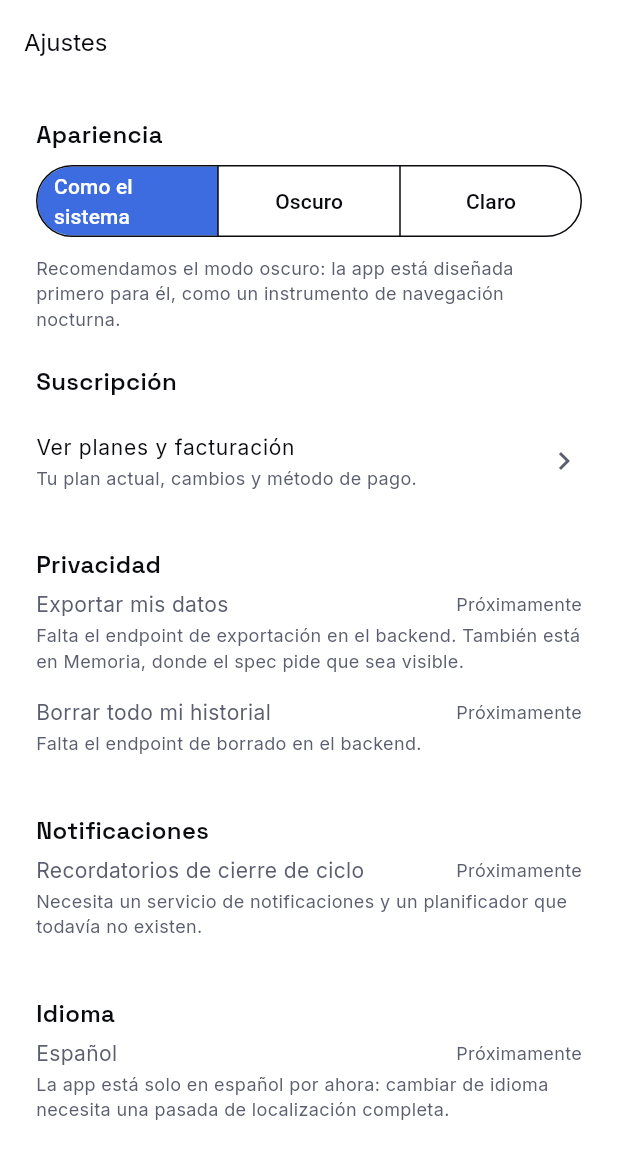
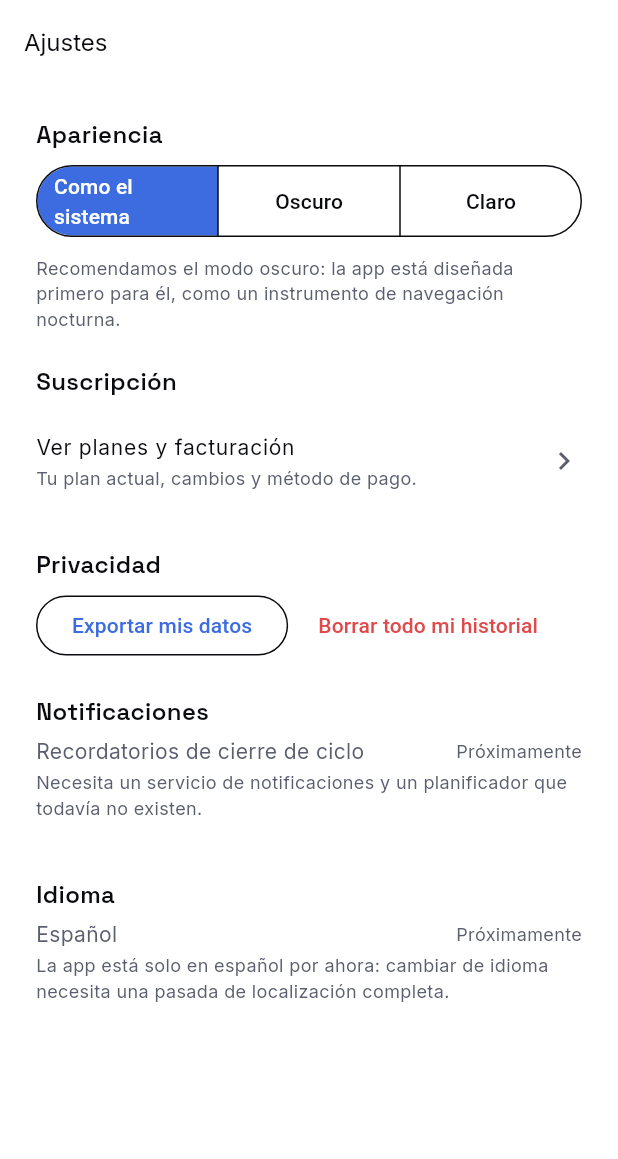
Before and after one commit to nicolasjacome2010/Clau-, a Flutter app: the SettingsScreen screen opened by its route, on a phone screen of 412 x 824 dp. Shown: the top 1159 px of the screen. Run offline on Flutter 3.47's test engine with Material 3 defaults, Android fonts, the phone set to English and light mode, and no system bars; our stand-ins replace dio, flutter_riverpod, go_router, google_fonts, share_plus, shared_preferences and 1 more; accounts and stored records are empty.

Commit message:
feat(app): los dos derechos GDPR, reales
Conecta Memoria y Ajustes a `GET /v1/privacy/export` y
`DELETE /v1/privacy/data`. Los cuatro botones que decían "próximamente"
ahora hacen lo que dicen.

- **Un solo widget en dos lugares, a propósito.** El spec pide que estén
  visibles en Memoria (no escondidos en un submenú) y la gente los busca en
  Ajustes; son los mismos dos derechos, así que ambas pantallas montan
  `PrivacyActions`.
- **La exportación sale por el share sheet del sistema con el JSON adjunto
  como archivo**, no como texto en un mensaje: "formato portable" en el
  sentido que el derecho realmente significa — el usuario se lleva un
  `.json` que puede guardar, releer y darle a otra herramienta.
- **El documento no se re-parsea a tipos del cliente.** Se re-serializa
  indentado porque alguien lo va a leer, pero la app no debe descartar
  campos que todavía no modela: es la copia de los registros del usuario,
  no una vista de producto. Hay un test que fija exactamente eso.
- **El borrado pregunta primero y dice qué se va.** "Se eliminarán tus
  datos" es cierto y no informa nada; el diálogo nombra decisiones,
  simulaciones, lo aprendido y objetivos, y aclara que no hay vuelta atrás.
- **Al confirmar se cierra la sesión.** No es cortesía: el token sigue
  siendo válido para un usuario cuyas filas ya no existen, así que quedarse
  dentro dejaría cada pantalla fallando sin explicación posible. Para eso
  `AuthRepository` gana `signOut()` — ahora tiene un llamador real.
- El 409 del backend se traduce a "cancelá tu suscripción primero, así
  Stripe deja de cobrarte", con el camino a seguir.

Tests: 178 en verde (14 nuevos). `flutter analyze` limpio, `dart format`
sin cambios.

Co-Authored-By: Claude Opus 5 <noreply@anthropic.com>
Claude-Session: https://claude.ai/code/session_01P23sE3QfMUv9DsA46oEH9u

```diff
--- a/app/lib/features/auth/data/local_stub_auth_repository.dart
+++ b/app/lib/features/auth/data/local_stub_auth_repository.dart
@@ -21,6 +21,9 @@ class LocalStubAuthRepository implements AuthRepository {
     await Future<void>.delayed(const Duration(milliseconds: 150));
   }
 
+  @override
+  Future<void> signOut() async {}
+
   /// Never a fabricated token: an unauthenticated request that gets a
   /// truthful 401 is better than one carrying a token no server accepts.
   @override
--- a/app/lib/features/auth/data/supabase_auth_repository.dart
+++ b/app/lib/features/auth/data/supabase_auth_repository.dart
@@ -38,6 +38,9 @@ class SupabaseAuthRepository implements AuthRepository {
   }
 
   @override
+  Future<void> signOut() => _client.auth.signOut();
+
+  @override
   String? get currentAccessToken => _client.auth.currentSession?.accessToken;
 
   @override
--- a/app/lib/features/auth/domain/auth_repository.dart
+++ b/app/lib/features/auth/domain/auth_repository.dart
@@ -20,6 +20,11 @@ abstract class AuthRepository {
   /// anyone else (`GetOrCreateUserUseCase`).
   Future<void> continueAnonymously();
 
+  /// Ends the session. Called after an erasure: keeping a token for a
+  /// user whose rows are gone would leave every screen 404-ing with no
+  /// explanation.
+  Future<void> signOut();
+
   /// The current access token, or `null` when there is no session.
   ///
   /// Synchronous because the Dio interceptor needs it on every request; the
--- /dev/null
+++ b/app/lib/features/privacy/presentation/widgets/privacy_actions.dart
@@ -0,0 +1,114 @@
+import 'package:flutter/material.dart';
+import 'package:flutter_riverpod/flutter_riverpod.dart';
+
+import '../../../../design_system/var_palette.dart';
+import '../../../../design_system/var_spacing.dart';
+import '../../../../design_system/var_typography.dart';
+import '../controllers/privacy_controller.dart';
+
+/// The two GDPR actions, shared by Memoria (Pantalla 12) and Ajustes
+/// (Pantalla 15).
+///
+/// One widget rather than two copies because they are the same two rights:
+/// the spec puts them in Memoria so they're visible rather than buried in
+/// a submenu, and in Ajustes because that is where people look for them.
+class PrivacyActions extends ConsumerWidget {
+  const PrivacyActions({super.key});
+
+  Future<void> _confirmErase(BuildContext context, WidgetRef ref) async {
+    final confirmed = await showDialog<bool>(
+      context: context,
+      builder: (dialogContext) => AlertDialog(
+        title: const Text('¿Borrar todo?'),
+        // Names what goes, in the user's terms. "Se eliminarán tus datos"
+        // is technically true and tells them nothing.
+        content: const Text(
+          'Se borran tus decisiones, sus simulaciones, lo que el sistema '
+          'aprendió sobre vos y tus objetivos. No hay forma de recuperarlo.',
+        ),
+        actions: [
+          TextButton(
+            onPressed: () => Navigator.of(dialogContext).pop(false),
+            child: const Text('Cancelar'),
+          ),
+          TextButton(
+            onPressed: () => Navigator.of(dialogContext).pop(true),
+            child: const Text('Borrar todo'),
+          ),
+        ],
+      ),
+    );
+
+    if (confirmed ?? false) {
+      await ref.read(privacyControllerProvider.notifier).eraseMyData();
+    }
+  }
+
+  @override
+  Widget build(BuildContext context, WidgetRef ref) {
+    final state = ref.watch(privacyControllerProvider);
+
+    return Column(
+      crossAxisAlignment: CrossAxisAlignment.start,
+      children: [
+        // Wrap, not Row: two Spanish labels of this length don't fit side
+        // by side on a narrow phone, and a second line beats a clipped
+        // button.
+        Wrap(
+          spacing: VarSpacing.sm,
+          runSpacing: VarSpacing.xs,
+          children: [
+            OutlinedButton(
+              onPressed: state.isBusy
+                  ? null
+                  : () => ref
+                        .read(privacyControllerProvider.notifier)
+                        .exportMyData(),
+              child: const Text('Exportar mis datos'),
+            ),
+            TextButton(
+              onPressed: state.isBusy
+                  ? null
+                  : () => _confirmErase(context, ref),
+              style: TextButton.styleFrom(
+                foregroundColor: context.varColors.signalLow,
+              ),
+              child: const Text('Borrar todo mi historial'),
+            ),
+          ],
+        ),
+        if (state.isBusy) ...[
+          const SizedBox(height: VarSpacing.sm),
+          Row(
+            children: [
+              const SizedBox(
+                width: 16,
+                height: 16,
+                child: CircularProgressIndicator(strokeWidth: 2),
+              ),
+              const SizedBox(width: VarSpacing.sm),
+              Text(
+                state.inFlight == 'export'
+                    ? 'Preparando tu copia…'
+                    : 'Borrando…',
+                style: VarTypography.body(12, context.varColors.textSecondary),
+              ),
+            ],
+          ),
+        ],
+        if (state.message != null) ...[
+          const SizedBox(height: VarSpacing.sm),
+          Text(
+            state.message!,
+            style: VarTypography.body(
+              12,
+              state.isError
+                  ? context.varColors.signalLow
+                  : context.varColors.textSecondary,
+            ),
+          ),
+        ],
+      ],
+    );
+  }
+}
--- a/app/lib/features/settings/presentation/screens/settings_screen.dart
+++ b/app/lib/features/settings/presentation/screens/settings_screen.dart
@@ -6,18 +6,17 @@ import '../../../../core/routing/app_routes.dart';
 import '../../../../design_system/var_palette.dart';
 import '../../../../design_system/var_spacing.dart';
 import '../../../../design_system/var_typography.dart';
+import '../../../privacy/presentation/widgets/privacy_actions.dart';
 import '../controllers/settings_controller.dart';
 
 /// Pantalla 15 — Ajustes (docs/UX_DESIGN.md).
 ///
-/// The spec lists four sections. Only appearance is actually wired, and the
-/// other three say why rather than pretending: privacy needs data
-/// export/delete endpoints the Core API doesn't have, close-the-loop
-/// reminders need a notification service and a scheduler that don't exist,
-/// and the language switch needs a localization pass this app hasn't had
-/// (every string is Spanish, in source). Listing them as "próximamente" is
-/// the honest shape of a settings screen mid-build — a switch that toggles
-/// nothing would be worse than an absence.
+/// Appearance and privacy are wired for real. The remaining two say why
+/// they aren't rather than pretending: close-the-loop reminders need a
+/// notification service and a scheduler that don't exist, and the language
+/// switch needs a localization pass this app hasn't had (every string is
+/// Spanish, in source). A switch that toggles nothing would be worse than
+/// an absence.
 class SettingsScreen extends ConsumerWidget {
   const SettingsScreen({super.key});
 
@@ -63,16 +62,7 @@ class SettingsScreen extends ConsumerWidget {
             ),
             const SizedBox(height: VarSpacing.lg),
             _SectionTitle('Privacidad'),
-            const _PendingTile(
-              title: 'Exportar mis datos',
-              reason:
-                  'Falta el endpoint de exportación en el backend. También '
-                  'está en Memoria, donde el spec pide que sea visible.',
-            ),
-            const _PendingTile(
-              title: 'Borrar todo mi historial',
-              reason: 'Falta el endpoint de borrado en el backend.',
-            ),
+            const PrivacyActions(),
             const SizedBox(height: VarSpacing.lg),
             _SectionTitle('Notificaciones'),
             const _PendingTile(
--- a/app/pubspec.yaml
+++ b/app/pubspec.yaml
@@ -41,6 +41,7 @@ dependencies:
   supabase_flutter: ^2.16.0
   url_launcher: ^6.3.2
   shared_preferences: ^2.5.5
+  share_plus: ^12.0.2
 
 dev_dependencies:
   flutter_test:
```
Also changed, not shown: app/lib/features/memory/presentation/widgets/memory_tab_content.dart (+6 -24 lines), app/lib/features/privacy/data/api_privacy_repository.dart (added, +47 -0 lines), app/lib/features/privacy/data/share_plus_export_sharer.dart (added, +38 -0 lines), app/lib/features/privacy/domain/export_sharer.dart (added, +13 -0 lines), app/lib/features/privacy/domain/privacy_repository.dart (added, +38 -0 lines), app/lib/features/privacy/presentation/controllers/privacy_controller.dart (added, +98 -0 lines), app/pubspec.lock, 8 other files.
